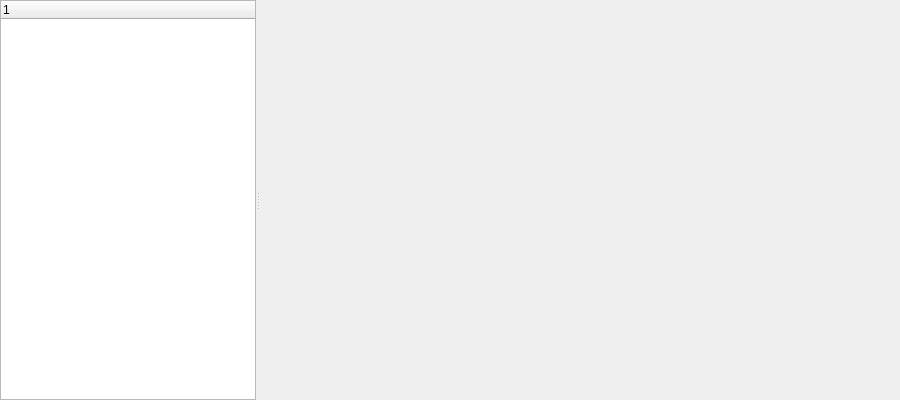
Qt form src/components/Core/HostMaskerSettingsPageWidget.ui (nedrysoft/pingnoo) before a commit.
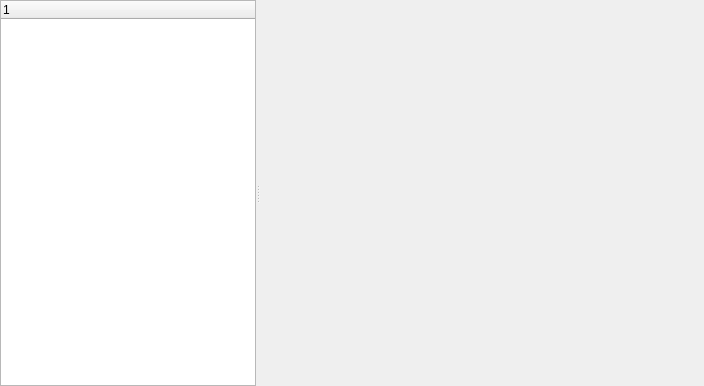
The same form after that commit.

Diff of the .ui file:
```diff
--- a/src/components/Core/HostMaskerSettingsPageWidget.ui
+++ b/src/components/Core/HostMaskerSettingsPageWidget.ui
@@ -6,8 +6,8 @@
    <rect>
     <x>0</x>
     <y>0</y>
-    <width>900</width>
-    <height>400</height>
+    <width>704</width>
+    <height>386</height>
    </rect>
   </property>
   <property name="sizePolicy">
```
